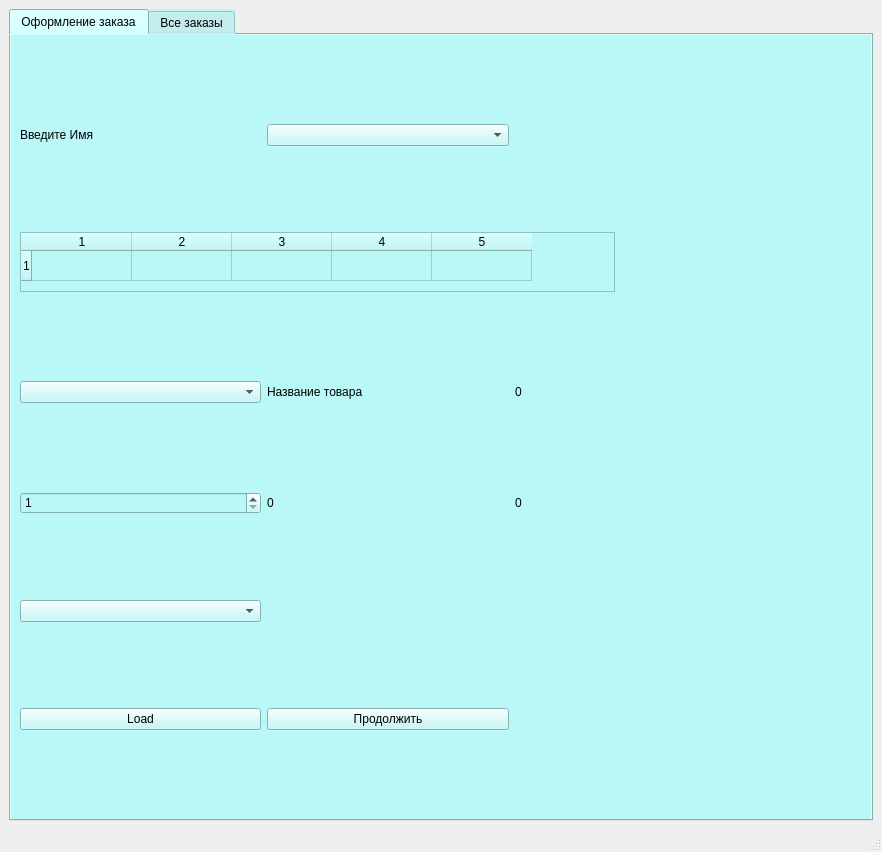
This is interface.ui in Hvendrix/Laba1Python as Qt 5 draws it before an edit. The edited form follows.
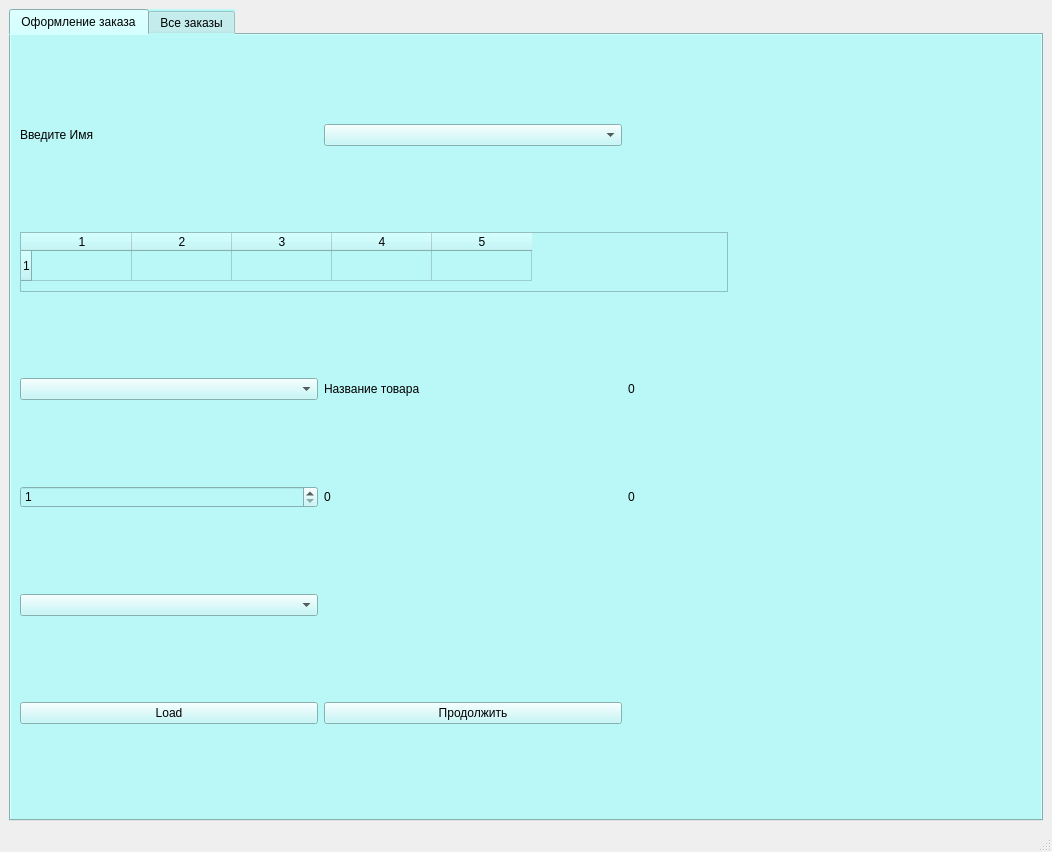
This is the edited form.

```diff
--- a/interface.ui
+++ b/interface.ui
@@ -6,7 +6,7 @@
    <rect>
     <x>0</x>
     <y>0</y>
-    <width>882</width>
+    <width>1052</width>
     <height>852</height>
    </rect>
   </property>
@@ -133,10 +133,13 @@
           </property>
          </widget>
         </item>
-        <item row="3" column="3">
+        <item row="3" column="3" rowspan="2">
          <widget class="QLabel" name="warningTxt">
+          <property name="styleSheet">
+           <string notr="true">color: rgb(204, 0, 0);</string>
+          </property>
           <property name="text">
-           <string>&lt;html&gt;&lt;head/&gt;&lt;body&gt;&lt;p&gt;&lt;br/&gt;&lt;/p&gt;&lt;/body&gt;&lt;/html&gt;</string>
+           <string>&lt;html&gt;&lt;head/&gt;&lt;body&gt;&lt;p&gt;&lt;span style=&quot; font-weight:600; color:#cc0000;&quot;&gt;&lt;br/&gt;&lt;/span&gt;&lt;/p&gt;&lt;/body&gt;&lt;/html&gt;</string>
           </property>
          </widget>
         </item>
```
Left out of the diff: 2 changed lines with no effect on the pictures.
